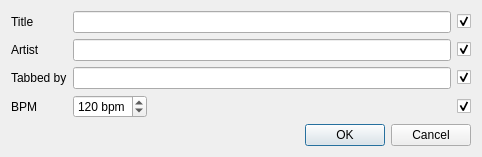
Whatang/DrumBurp, file src/GUI/scorePropertiesDialog.ui: the form before one commit.
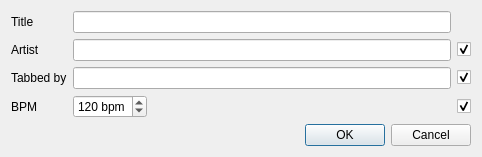
The form after the commit.

Commit message: Added toggling of display of various Score components.

```diff
--- a/src/GUI/scorePropertiesDialog.ui
+++ b/src/GUI/scorePropertiesDialog.ui
@@ -22,20 +22,7 @@
     </widget>
    </item>
    <item row="0" column="1">
-    <widget class="QLineEdit" name="lineEdit"/>
-   </item>
-   <item row="0" column="2">
-    <widget class="QCheckBox" name="checkBox">
-     <property name="layoutDirection">
-      <enum>Qt::LeftToRight</enum>
-     </property>
-     <property name="text">
-      <string/>
-     </property>
-     <property name="checked">
-      <bool>true</bool>
-     </property>
-    </widget>
+    <widget class="QLineEdit" name="titleEdit"/>
    </item>
    <item row="1" column="0">
     <widget class="QLabel" name="label_2">
```
Left out of the diff: 32 changed lines with no effect on the pictures. The commit also changes 18 other files.
